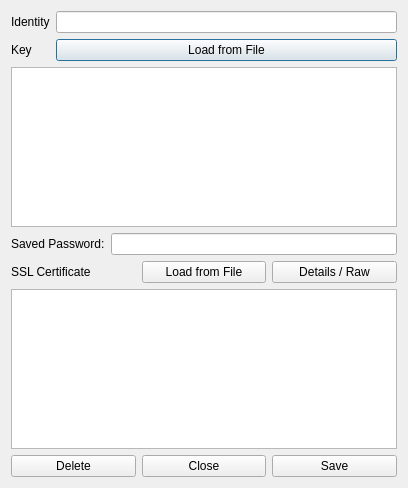
Qt form ui/cert-edit.ui (berndhs/egalite) before a commit.
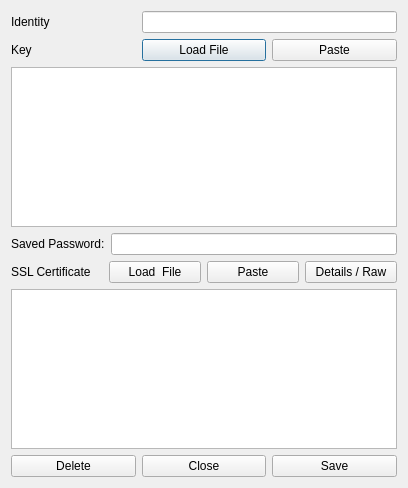
The same form after that commit. Icons and pictures are not drawn.

Commit message: fixed save-cert bug that destroyed PEM data

The edit to the form file:
```diff
--- a/ui/cert-edit.ui
+++ b/ui/cert-edit.ui
@@ -17,9 +17,9 @@
    <iconset resource="../dchat.qrc">
     <normaloff>:/dchatlogo.png</normaloff>:/dchatlogo.png</iconset>
   </property>
-  <layout class="QGridLayout" name="gridLayout">
+  <layout class="QGridLayout" name="gridLayout_2">
    <item row="0" column="0">
-    <layout class="QFormLayout" name="formLayout">
+    <layout class="QGridLayout" name="gridLayout">
      <item row="0" column="0">
       <widget class="QLabel" name="label">
        <property name="text">
@@ -27,7 +27,7 @@
        </property>
       </widget>
      </item>
-     <item row="0" column="1">
+     <item row="0" column="1" colspan="2">
       <widget class="QLineEdit" name="nameEdit">
        <property name="readOnly">
         <bool>false</bool>
@@ -44,7 +44,14 @@
      <item row="1" column="1">
       <widget class="QPushButton" name="loadKeyButton">
        <property name="text">
-        <string>Load from File</string>
+        <string>Load File</string>
+       </property>
+      </widget>
+     </item>
+     <item row="1" column="2">
+      <widget class="QPushButton" name="pasteKeyButton">
+       <property name="text">
+        <string>Paste</string>
        </property>
       </widget>
      </item>
@@ -83,7 +90,14 @@
      <item>
       <widget class="QPushButton" name="loadCertButton">
        <property name="text">
-        <string>Load from File</string>
+        <string>Load  File</string>
+       </property>
+      </widget>
+     </item>
+     <item>
+      <widget class="QPushButton" name="pasteCertButton">
+       <property name="text">
+        <string>Paste</string>
        </property>
       </widget>
      </item>
```
Left out of the diff: 18 changed lines with no effect on the pictures. The commit also changes 3 other files.
